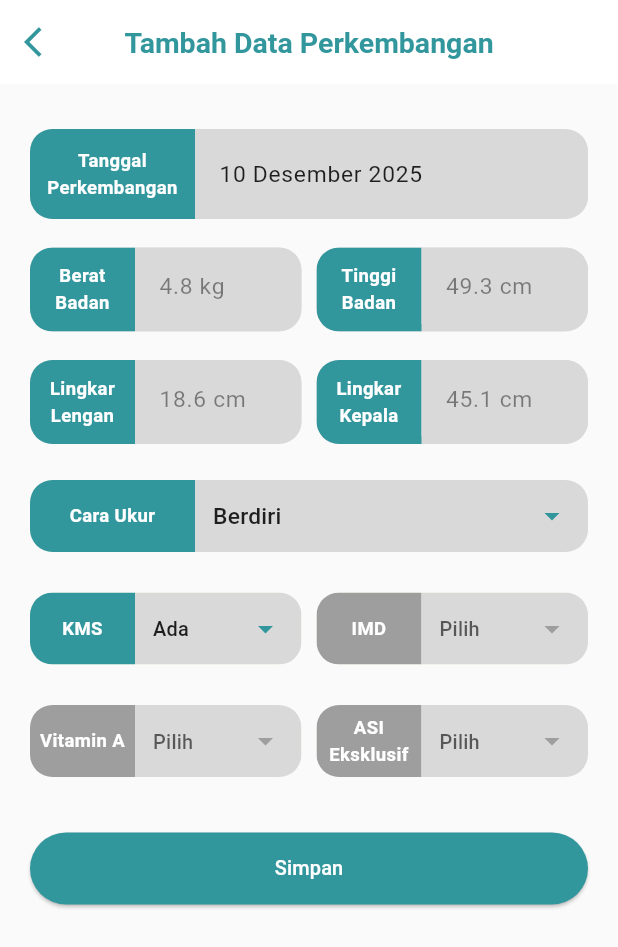
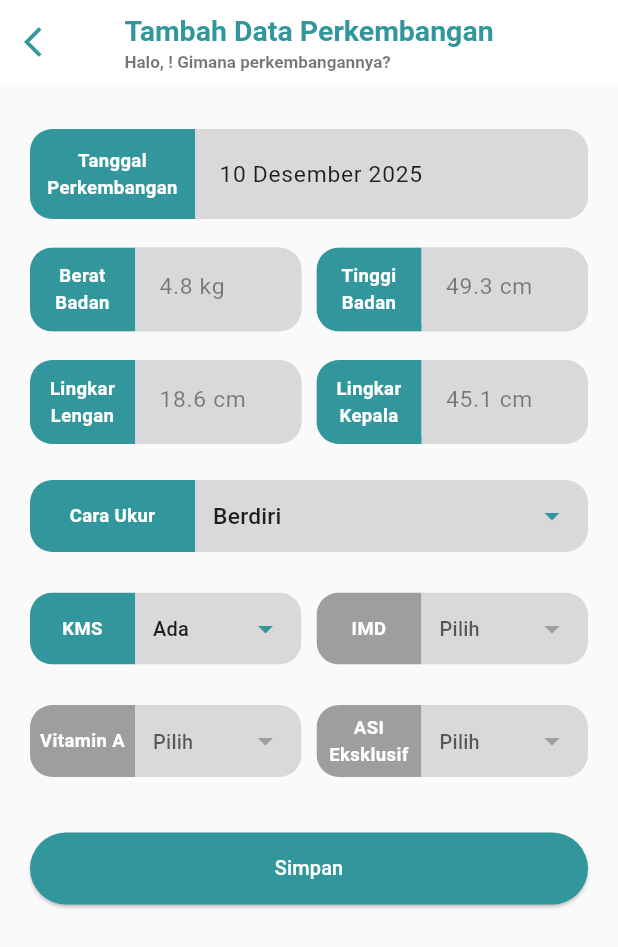
Before and after one commit to Defarrel/Posyandu_app, a Flutter app: the TambahPerkembanganBalita screen opened directly with empty values, on a phone screen of 412 x 824 dp. Shown: the top 947 px of the screen. Run offline on Flutter 3.47's test engine with Material 3 defaults, Android fonts, the phone set to English and light mode, and no system bars; our stand-ins replace camera, dartz, flutter_secure_storage, image_picker, lottie, pdf and 3 more; missing offline and left inert: syncfusion_flutter_pdf, syncfusion_flutter_xlsio; accounts and stored records are empty; network calls fail.

Commit message:
Menambahkan kembali halo balita dna fix filter di cari balita

```diff
--- a/lib/presentation/perkembanganBalita/tambah_perkembangan_balita.dart
+++ b/lib/presentation/perkembanganBalita/tambah_perkembangan_balita.dart
@@ -360,7 +360,10 @@ class _TambahPerkembanganBalitaState extends State<TambahPerkembanganBalita> {
               if (await _konfirmasiKeluar()) Navigator.pop(context);
             },
           ),
-          title: Text(
+          title: Column(
+            crossAxisAlignment: CrossAxisAlignment.start,
+            children: [
+              Text(
                 isUpdate
                     ? "Perbarui Data Perkembangan"
                     : "Tambah Data Perkembangan",
@@ -369,6 +372,17 @@ class _TambahPerkembanganBalitaState extends State<TambahPerkembanganBalita> {
                   fontWeight: FontWeight.bold,
                   fontSize: 20,
                 ),
+              ),
+              const SizedBox(height: 2),
+              Text(
+                isUpdate
+                    ? "Perbarui data ${widget.namaBalita}"
+                    : "Halo, ${widget.namaBalita}! Gimana perkembangannya?",
+                style: const TextStyle(color: Colors.black54, fontSize: 12),
+                maxLines: 1,
+                overflow: TextOverflow.ellipsis,
+              ),
+            ],
           ),
           centerTitle: true,
         ),
```
Also changed, not shown: lib/presentation/balita/cari_balita_screen.dart (+124 -78 lines). Lines whose indentation alone changed are shown as unchanged.
